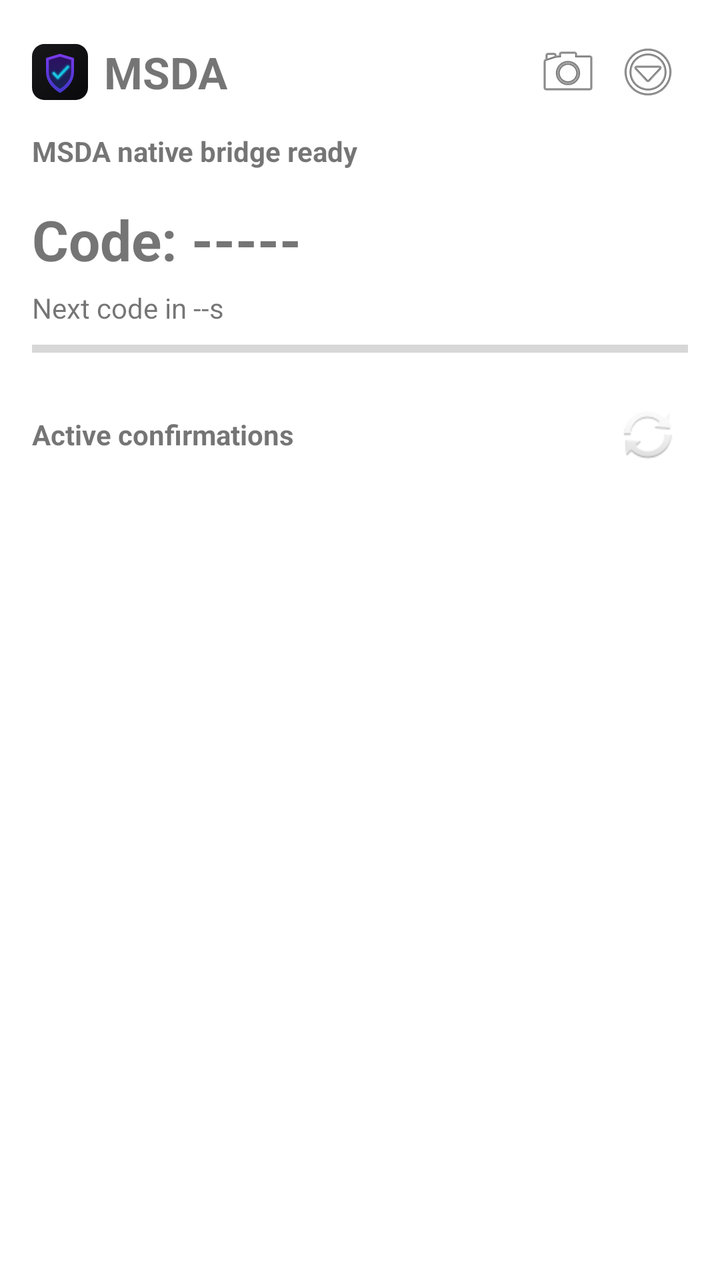
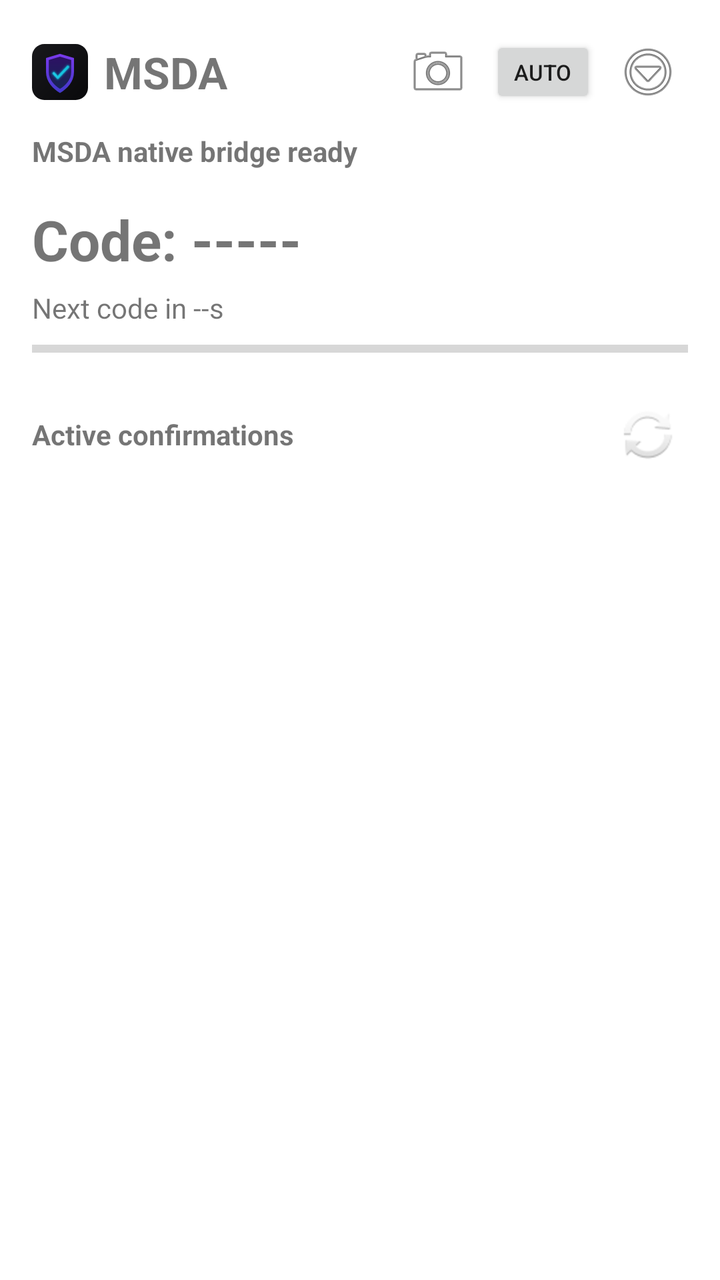

Compare the two renders of this Android layout. The source of the first and the diff that turns it into the second are given below.
<!-- AndroidManifest.xml: application theme Theme.MSDA -->
<!-- res/layout/activity_main.xml -->
<?xml version="1.0" encoding="utf-8"?>
<ScrollView xmlns:android="http://schemas.android.com/apk/res/android"
    android:layout_width="match_parent"
    android:layout_height="match_parent">

    <LinearLayout
        android:layout_width="match_parent"
        android:layout_height="wrap_content"
        android:orientation="vertical"
        android:padding="16dp">

        <LinearLayout
            android:layout_width="match_parent"
            android:layout_height="wrap_content"
            android:gravity="center_vertical"
            android:orientation="horizontal">

            <ImageView
                android:id="@+id/imgMainLogo"
                android:layout_width="28dp"
                android:layout_height="28dp"
                android:layout_marginEnd="8dp"
                android:contentDescription="@string/app_name"
                android:src="@drawable/logo" />

            <TextView
                android:id="@+id/txtAppTitle"
                android:layout_width="0dp"
                android:layout_height="wrap_content"
                android:layout_weight="1"
                android:text="@string/app_name"
                android:textSize="22sp"
                android:textStyle="bold" />

            <ImageView
                android:id="@+id/imgProxyStatus"
                android:layout_width="18dp"
                android:layout_height="18dp"
                android:layout_marginEnd="8dp"
                android:contentDescription="@string/proxy_status_unknown"
                android:src="@android:drawable/presence_invisible"
                android:visibility="gone" />

            <ImageButton
                android:id="@+id/btnScanQr"
                android:layout_width="40dp"
                android:layout_height="40dp"
                android:background="@android:color/transparent"
                android:contentDescription="@string/scan_steam_qr"
                android:src="@android:drawable/ic_menu_camera" />

            <ImageButton
                android:id="@+id/btnQuickActions"
                android:layout_width="40dp"
                android:layout_height="40dp"
                android:background="@android:color/transparent"
                android:contentDescription="@string/quick_actions"
                android:src="@android:drawable/ic_menu_more" />
        </LinearLayout>

        <TextView
            android:id="@+id/txtStatus"
            android:layout_width="match_parent"
            android:layout_height="wrap_content"
            android:layout_marginTop="10dp"
            android:text="@string/status_ready"
            android:textStyle="bold" />

        <LinearLayout
            android:id="@+id/authProgressRow"
            android:layout_width="match_parent"
            android:layout_height="wrap_content"
            android:layout_marginTop="8dp"
            android:gravity="center_vertical"
            android:orientation="horizontal"
            android:visibility="gone">

            <ProgressBar
                android:id="@+id/progressAuthenticating"
                style="?android:attr/progressBarStyleSmall"
                android:layout_width="wrap_content"
                android:layout_height="wrap_content"
                android:indeterminate="true" />

            <TextView
                android:id="@+id/txtAuthProgress"
                android:layout_width="wrap_content"
                android:layout_height="wrap_content"
                android:layout_marginStart="8dp"
                android:text="@string/status_authentificating" />
        </LinearLayout>

        <TextView
            android:id="@+id/txtCode"
            android:layout_width="match_parent"
            android:layout_height="wrap_content"
            android:layout_marginTop="16dp"
            android:text="@string/code_placeholder"
            android:textSize="28sp"
            android:textStyle="bold" />

        <TextView
            android:id="@+id/txtCodeTimer"
            android:layout_width="match_parent"
            android:layout_height="wrap_content"
            android:layout_marginTop="6dp"
            android:text="@string/code_timer_placeholder" />

        <ProgressBar
            android:id="@+id/progressCodeWindow"
            style="?android:attr/progressBarStyleHorizontal"
            android:layout_width="match_parent"
            android:layout_height="6dp"
            android:layout_marginTop="8dp"
            android:max="30"
            android:progress="0" />

        <LinearLayout
            android:layout_width="match_parent"
            android:layout_height="wrap_content"
            android:layout_marginTop="20dp"
            android:gravity="center_vertical"
            android:orientation="horizontal">

            <TextView
                android:id="@+id/txtConfirmationsHeader"
                android:layout_width="0dp"
                android:layout_height="wrap_content"
                android:layout_weight="1"
                android:text="@string/confirmations_header"
                android:textStyle="bold" />

            <ImageButton
                android:id="@+id/btnRefreshConfirmations"
                android:layout_width="40dp"
                android:layout_height="40dp"
                android:background="@android:color/transparent"
                android:contentDescription="@string/load_confirmations"
                android:src="@android:drawable/ic_popup_sync" />
        </LinearLayout>

        <LinearLayout
            android:id="@+id/confirmationsContainer"
            android:layout_width="match_parent"
            android:layout_height="wrap_content"
            android:orientation="vertical"
            android:visibility="gone" />

    </LinearLayout>
</ScrollView>
<!-- resources referenced by this layout -->
<resources>
  <!-- drawable logo: vector/xml drawable (drawable, 3097 chars, omitted) -->
  <string name="app_name">MSDA</string>
  <string name="code_placeholder">Code: -----</string>
  <string name="code_timer_placeholder">Next code in --s</string>
  <string name="confirmations_header">Active confirmations</string>
  <string name="load_confirmations">Load confirmations</string>
  <string name="proxy_status_unknown">Proxy status unknown</string>
  <string name="quick_actions">Quick actions</string>
  <string name="scan_steam_qr">Scan Steam QR</string>
  <string name="status_authentificating">Authentificating...</string>
  <string name="status_ready">MSDA native bridge ready</string>
  <style name="Theme.MSDA" parent="Theme.MaterialComponents.DayNight.NoActionBar">
          <item name="android:statusBarColor">#FFFFFF</item>
          <item name="android:navigationBarColor">#FFFFFF</item>
          <item name="android:windowLightStatusBar">true</item>
          <item name="android:windowLightNavigationBar">true</item>
          <item name="colorPrimary">#6200EE</item>
          <item name="colorPrimaryVariant">#4B00C9</item>
          <item name="colorSecondary">#03DAC5</item>
          <item name="android:windowBackground">#FFFFFF</item>
      </style>
</resources>

<!-- the commit's change to res/layout/activity_main.xml (unified diff, before → after) -->
@@ -48,6 +48,16 @@
                 android:background="@android:color/transparent"
                 android:contentDescription="@string/scan_steam_qr"
                 android:src="@android:drawable/ic_menu_camera" />
+
+            <Button
+                android:id="@+id/btnAutoConfirm"
+                android:layout_width="wrap_content"
+                android:layout_height="36dp"
+                android:layout_marginStart="6dp"
+                android:layout_marginEnd="6dp"
+                android:minWidth="0dp"
+                android:text="@string/auto_button"
+                android:textSize="11sp" />
 
             <ImageButton
                 android:id="@+id/btnQuickActions"
<!-- resource entries referenced after the edit -->
@@ -2,6 +2,7 @@
 <resources>
   <!-- drawable logo: vector/xml drawable (drawable, 3097 chars, omitted) -->
   <string name="app_name">MSDA</string>
+  <string name="auto_button">AUTO</string>
   <string name="code_placeholder">Code: -----</string>
   <string name="code_timer_placeholder">Next code in --s</string>
   <string name="confirmations_header">Active confirmations</string>
